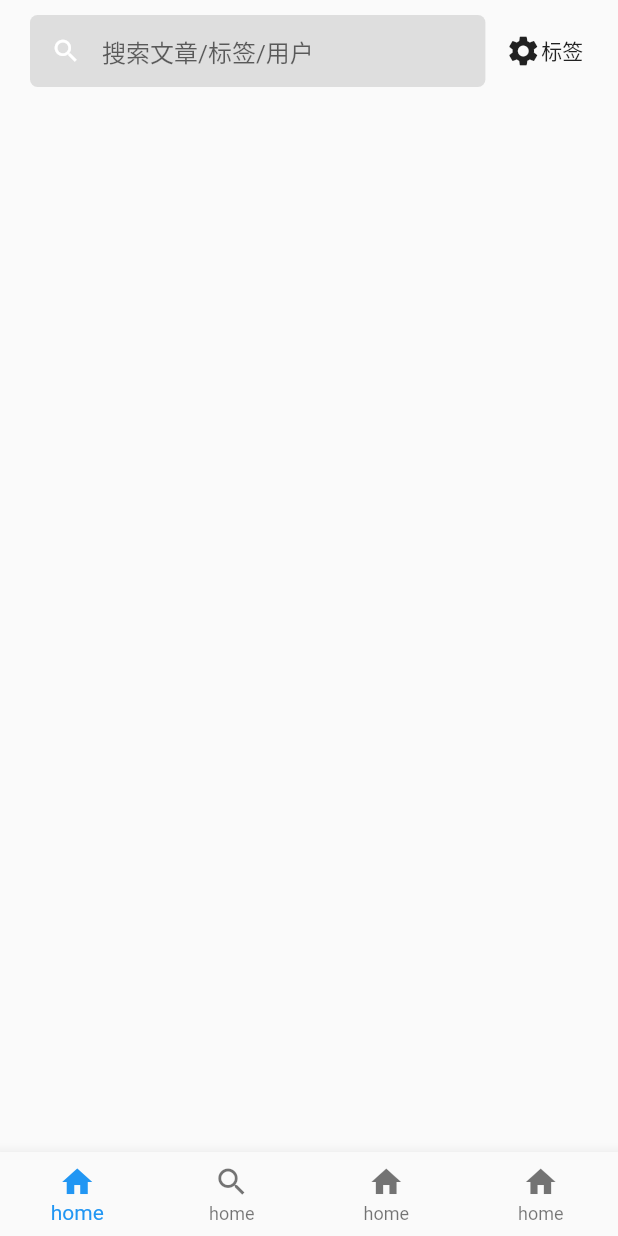
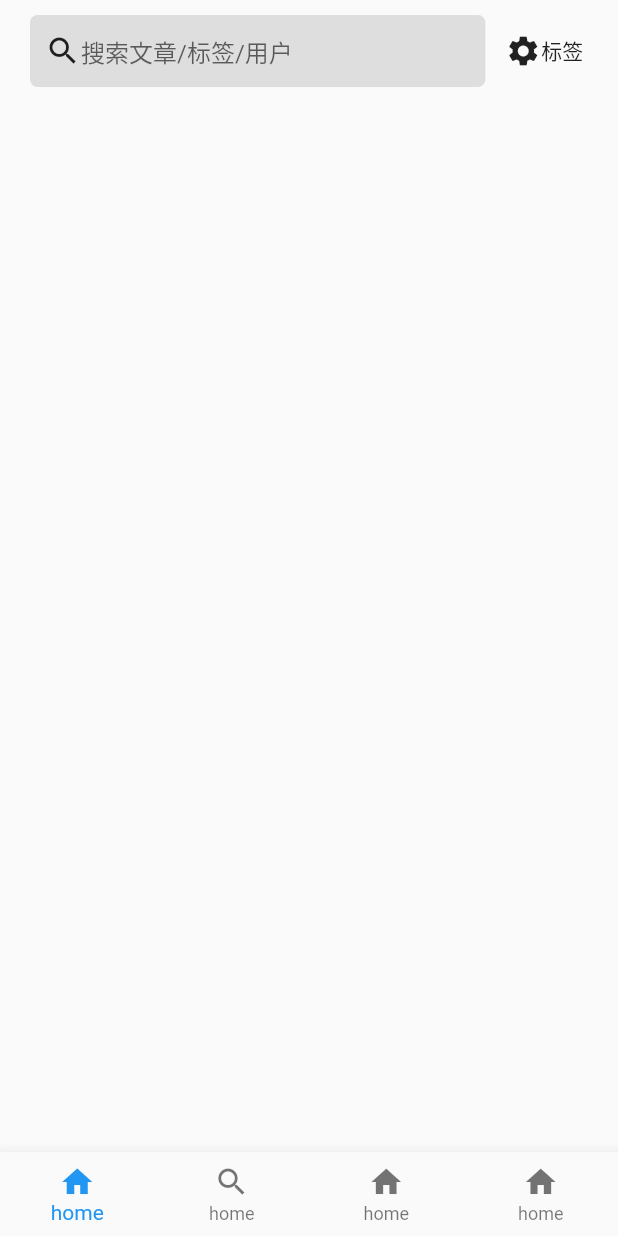
Before and after one commit to zhengyl36/flutter-learning, a Flutter app: the Home screen opened by its route, on a phone screen of 412 x 824 dp. Run offline on Flutter 3.47's test engine with Material 2 defaults, Android fonts, the phone set to English and light mode, and no system bars.

Commit message:
'更新头部搜索框'

```diff
--- a/lib/home/home.dart
+++ b/lib/home/home.dart
@@ -1,4 +1,5 @@
 import 'package:flutter/material.dart';
+import 'package:flutter/services.dart';
 
 class Home extends StatelessWidget {
   @override
@@ -7,8 +8,8 @@ class Home extends StatelessWidget {
     return new Scaffold(
       body: ListView(
         children: <Widget>[
-        new Header(),
-
+          Header(),
+//          TabViewComponent(),
         ],
       ),
       bottomNavigationBar: new BottomSection(),
@@ -26,38 +27,45 @@ class Header extends StatelessWidget {
         children: <Widget>[
           Flex(
             direction: Axis.horizontal,
+            mainAxisAlignment: MainAxisAlignment.center,
             children: <Widget>[
               Expanded(
                 flex: 4,
                 child: Container(
                     margin: EdgeInsets.only(left: 10),
+                    padding: EdgeInsets.only(left: 10),
                     decoration: BoxDecoration(
                       color: Color(0xffdedede),
-                      borderRadius: BorderRadius.all(
-                          Radius.circular(5.0)
+                      borderRadius: BorderRadius.all(Radius.circular(5.0)),
                     ),
-                    ),
-                    child: new TextField(
+                    child: Row(
+                      mainAxisAlignment: MainAxisAlignment.center,
+                      children: <Widget>[
+                        Icon(Icons.search),
+                        Expanded(
+                          child: TextField(
                             decoration: new InputDecoration(
                               hintText: '搜索文章/标签/用户',
                               border: InputBorder.none,
-                          prefixIcon: Icon(Icons.search, color: Colors.white, size: 20),
+                              contentPadding:
+                                  const EdgeInsets.symmetric(vertical: 5.0),
                             ),
+                            inputFormatters: <TextInputFormatter>[
+                              LengthLimitingTextInputFormatter(20),
+                            ],
                             style: TextStyle(fontSize: 16),
-                    )
                           ),
+                        ),
+                      ],
+                    )),
               ),
               Expanded(
                 flex: 1,
                 child: Container(
                     child: new Row(
                   mainAxisAlignment: MainAxisAlignment.center,
-                    children: <Widget>[
-                      Icon(Icons.settings),
-                      Text('标签')
-                    ],
-                  )
-                ),
+                  children: <Widget>[Icon(Icons.settings), Text('标签')],
+                )),
               ),
             ],
           ),
@@ -67,21 +75,64 @@ class Header extends StatelessWidget {
   }
 }
 
-
-class BottomSection extends StatelessWidget{
+class BottomSection extends StatelessWidget {
   @override
   Widget build(BuildContext context) {
     // TODO: implement build
     return BottomNavigationBar(
       items: [
-        BottomNavigationBarItem(icon: Icon(Icons.home), title: new Text('home')),
-        BottomNavigationBarItem(icon: Icon(Icons.search), title: new Text('home')),
-        BottomNavigationBarItem(icon: Icon(Icons.home), title: new Text('home')),
-        BottomNavigationBarItem(icon: Icon(Icons.home), title: new Text('home')),
-
+        BottomNavigationBarItem(
+            icon: Icon(Icons.home), title: new Text('home')),
+        BottomNavigationBarItem(
+            icon: Icon(Icons.search), title: new Text('home')),
+        BottomNavigationBarItem(
+            icon: Icon(Icons.home), title: new Text('home')),
+        BottomNavigationBarItem(
+            icon: Icon(Icons.home), title: new Text('home')),
       ],
-
       type: BottomNavigationBarType.fixed,
     );
   }
 }
+
+
+//class TabViewComponent extends StatefulWidget{
+//  TabViewComponent({Key key}) : super(key: key);
+//  _TabViewComponentState createState() => _TabViewComponentState();
+//}
+//
+//class _TabViewComponentState extends State<TabViewComponent> with SingleTickerProviderStateMixin{
+//  TabController _tabController;
+//
+//  @override
+//  void initState(){
+//    super.initState();
+//    this._tabController = new TabController(length: 4, vsync: this);
+//
+//  }
+//
+//  @override
+//  Widget build(BuildContext context) {
+//    // TODO: implement build
+//    return Scaffold(
+//      appBar: AppBar(
+//        title: TabBar(
+//          controller: this._tabController,
+//          tabs: <Widget>[
+//            Tab(text: '1',),
+//            Tab(text: '2',),
+//            Tab(text: '3',),
+//            Tab(text: '4',),
+//          ],
+//        ),
+//      ),
+//      body: TabBarView(
+//        controller: this._tabController,
+//          children: <Widget>[
+//
+//
+//          ],
+//      )
+//    );
+//  }
+//}
```
Also changed, not shown: 1 other file. Lines whose indentation alone changed are shown as unchanged.
